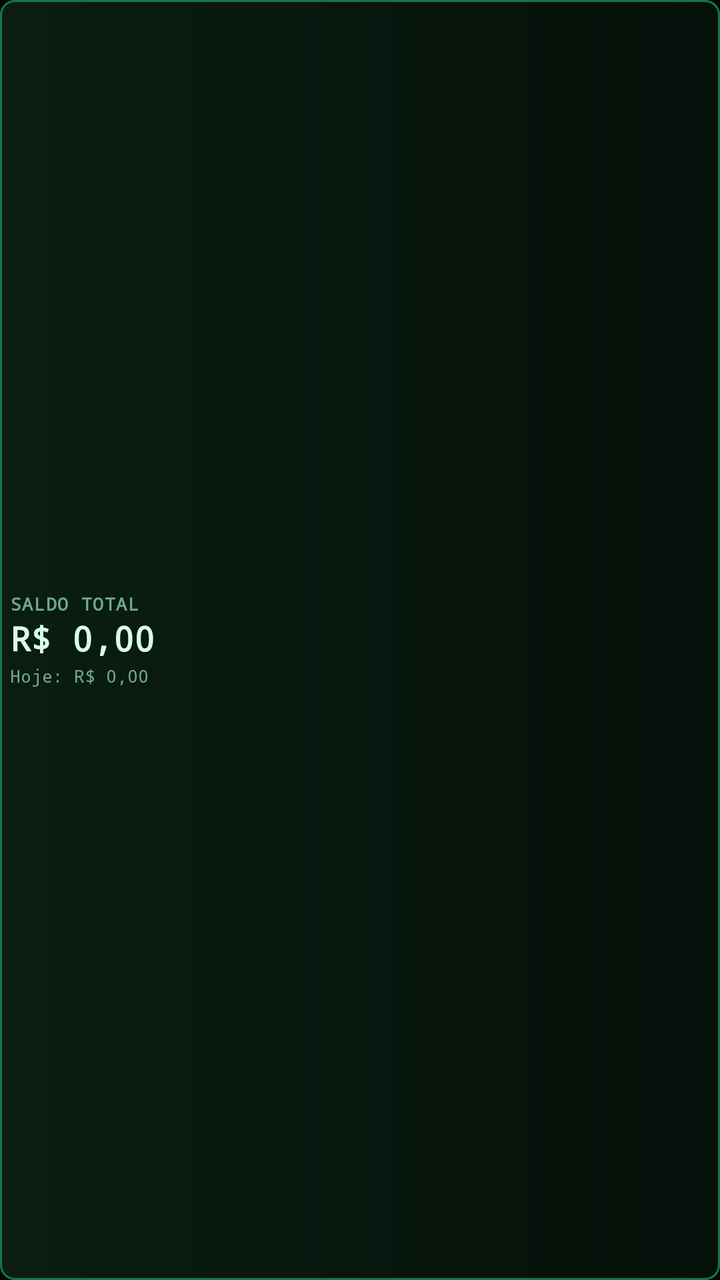
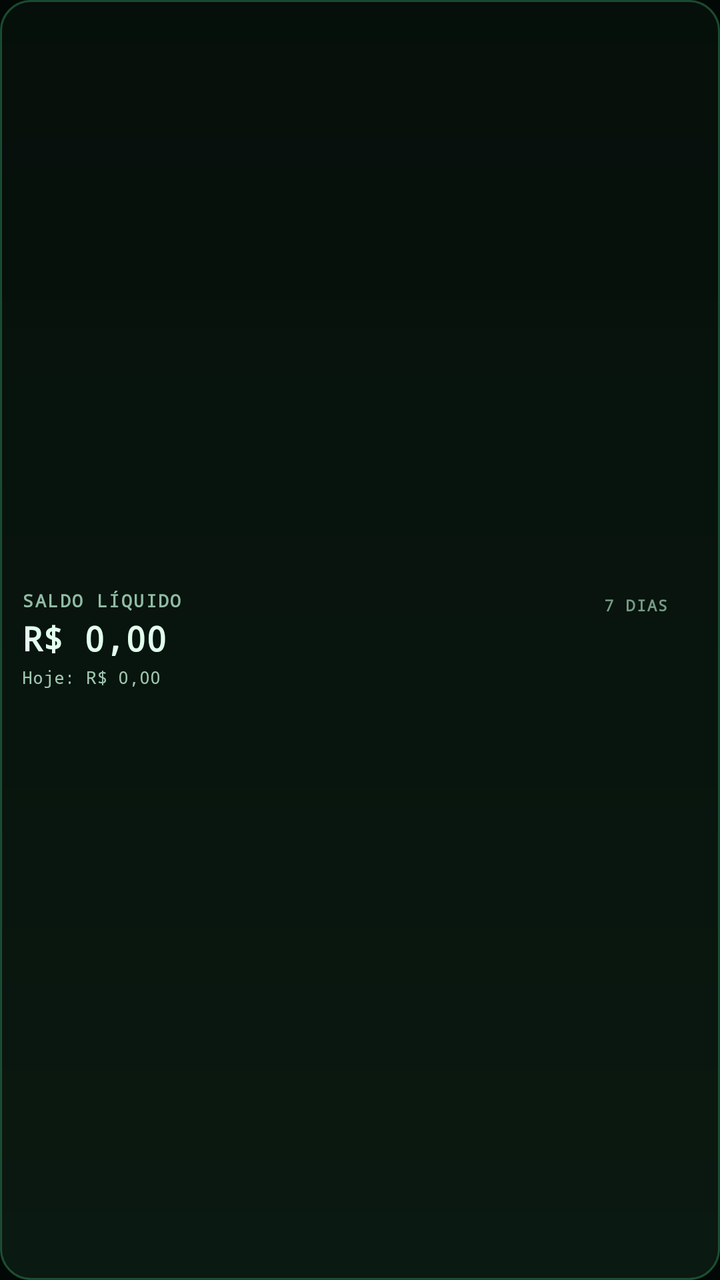

Compare the two renders of this Android layout. The source of the first and the diff that turns it into the second are given below.
<!-- AndroidManifest.xml: application theme AppTheme -->
<!-- res/layout/widget_income.xml -->
<?xml version="1.0" encoding="utf-8"?>
<LinearLayout xmlns:android="http://schemas.android.com/apk/res/android"
    android:id="@+id/widget_root"
    android:layout_width="match_parent"
    android:layout_height="match_parent"
    android:orientation="horizontal"
    android:gravity="center_vertical"
    android:paddingStart="5dp"
    android:paddingEnd="3dp"
    android:paddingTop="3dp"
    android:paddingBottom="3dp"
    android:background="@drawable/widget_income_bg">
    <LinearLayout
        android:layout_width="0dp"
        android:layout_height="wrap_content"
        android:layout_weight="1"
        android:orientation="vertical">
        <TextView
            android:layout_width="wrap_content"
            android:layout_height="wrap_content"
            android:text="SALDO TOTAL"
            android:textColor="#70A98A"
            android:textSize="9sp"
            android:textStyle="bold"
            android:letterSpacing="0.06" />
        <TextView
            android:id="@+id/widget_income_total"
            android:layout_width="wrap_content"
            android:layout_height="wrap_content"
            android:layout_marginTop="2dp"
            android:text="R$ 0,00"
            android:textColor="#D8FFE8"
            android:textSize="17sp"
            android:textStyle="bold"
            android:maxLines="1"
            android:includeFontPadding="false" />
        <TextView
            android:id="@+id/widget_income_today"
            android:layout_width="wrap_content"
            android:layout_height="wrap_content"
            android:layout_marginTop="2dp"
            android:text="Hoje: R$ 0,00"
            android:textColor="#70A98A"
            android:textSize="9sp"
            android:maxLines="1" />
    </LinearLayout>
    <ImageView
        android:id="@+id/widget_income_chart"
        android:layout_width="66dp"
        android:layout_height="32dp"
        android:layout_marginStart="3dp"
        android:contentDescription="Mini gráfico do saldo líquido dos últimos sete dias"
        android:scaleType="fitCenter" />
</LinearLayout>
<!-- resources referenced by this layout -->
<resources>
  <!-- drawable widget_income_bg (drawable) -->
  <?xml version="1.0" encoding="utf-8"?>
  <shape xmlns:android="http://schemas.android.com/apk/res/android" android:shape="rectangle">
      <gradient android:angle="0" android:startColor="#0B1D13" android:endColor="#041009" />
      <corners android:radius="7dp" />
      <stroke android:width="1dp" android:color="#167747" />
  </shape>
  <style name="AppTheme" parent="android:style/Theme.Material.NoActionBar">
          <item name="android:fontFamily">monospace</item>
          <item name="android:colorAccent">#00FF88</item>
          <item name="android:statusBarColor">#020805</item>
          <item name="android:navigationBarColor">#020805</item>
          <item name="android:windowLightStatusBar">false</item>
          <item name="android:windowLightNavigationBar">false</item>
          <item name="android:windowActionModeOverlay">true</item>
          <item name="android:windowBackground">#020805</item>
      </style>
</resources>

<!-- the commit's change to res/layout/widget_income.xml (unified diff, before → after) -->
@@ -5,50 +5,77 @@
     android:layout_height="match_parent"
     android:orientation="horizontal"
     android:gravity="center_vertical"
-    android:paddingStart="5dp"
-    android:paddingEnd="3dp"
-    android:paddingTop="3dp"
-    android:paddingBottom="3dp"
+    android:paddingStart="11dp"
+    android:paddingEnd="9dp"
+    android:paddingTop="6dp"
+    android:paddingBottom="6dp"
     android:background="@drawable/widget_income_bg">
+
     <LinearLayout
         android:layout_width="0dp"
         android:layout_height="wrap_content"
         android:layout_weight="1"
-        android:orientation="vertical">
+        android:orientation="vertical"
+        android:gravity="center_vertical">
+
         <TextView
             android:layout_width="wrap_content"
             android:layout_height="wrap_content"
-            android:text="SALDO TOTAL"
-            android:textColor="#70A98A"
+            android:text="SALDO LÍQUIDO"
+            android:textColor="#91BBA5"
             android:textSize="9sp"
             android:textStyle="bold"
-            android:letterSpacing="0.06" />
+            android:letterSpacing="0.09"
+            android:includeFontPadding="false" />
+
         <TextView
             android:id="@+id/widget_income_total"
             android:layout_width="wrap_content"
             android:layout_height="wrap_content"
-            android:layout_marginTop="2dp"
+            android:layout_marginTop="4dp"
             android:text="R$ 0,00"
-            android:textColor="#D8FFE8"
+            android:textColor="#E2FFEE"
             android:textSize="17sp"
             android:textStyle="bold"
             android:maxLines="1"
+            android:ellipsize="end"
             android:includeFontPadding="false" />
+
         <TextView
             android:id="@+id/widget_income_today"
             android:layout_width="wrap_content"
             android:layout_height="wrap_content"
-            android:layout_marginTop="2dp"
+            android:layout_marginTop="4dp"
             android:text="Hoje: R$ 0,00"
-            android:textColor="#70A98A"
+            android:textColor="#A0C7B0"
             android:textSize="9sp"
-            android:maxLines="1" />
+            android:maxLines="1"
+            android:includeFontPadding="false" />
     </LinearLayout>
-    <ImageView
-        android:id="@+id/widget_income_chart"
-        android:layout_width="66dp"
-        android:layout_height="32dp"
-        android:layout_marginStart="3dp"
-        android:contentDescription="Mini gráfico do saldo líquido dos últimos sete dias"
-        android:scaleType="fitCenter" />
+
+    <LinearLayout
+        android:layout_width="wrap_content"
+        android:layout_height="wrap_content"
+        android:orientation="vertical"
+        android:gravity="center_horizontal|center_vertical"
+        android:layout_marginStart="7dp">
+
+        <TextView
+            android:layout_width="wrap_content"
+            android:layout_height="wrap_content"
+            android:text="7 DIAS"
+            android:textColor="#759B86"
+            android:textSize="8sp"
+            android:textStyle="bold"
+            android:letterSpacing="0.08"
+            android:includeFontPadding="false" />
+
+        <ImageView
+            android:id="@+id/widget_income_chart"
+            android:layout_width="66dp"
+            android:layout_height="31dp"
+            android:layout_marginTop="3dp"
+            android:contentDescription="Mini gráfico do saldo líquido dos últimos sete dias"
+            android:scaleType="fitCenter" />
+    </LinearLayout>
 </LinearLayout>
<!-- resource entries referenced after the edit -->
@@ -3,9 +3,13 @@
   <!-- drawable widget_income_bg (drawable) -->
   <?xml version="1.0" encoding="utf-8"?>
   <shape xmlns:android="http://schemas.android.com/apk/res/android" android:shape="rectangle">
-      <gradient android:angle="0" android:startColor="#0B1D13" android:endColor="#041009" />
-      <corners android:radius="7dp" />
-      <stroke android:width="1dp" android:color="#167747" />
+      <gradient
+          android:angle="90"
+          android:startColor="#D90B1B13"
+          android:centerColor="#D608160F"
+          android:endColor="#E606100B" />
+      <corners android:radius="15dp" />
+      <stroke android:width="1dp" android:color="#5545C985" />
   </shape>
   <style name="AppTheme" parent="android:style/Theme.Material.NoActionBar">
           <item name="android:fontFamily">monospace</item>
